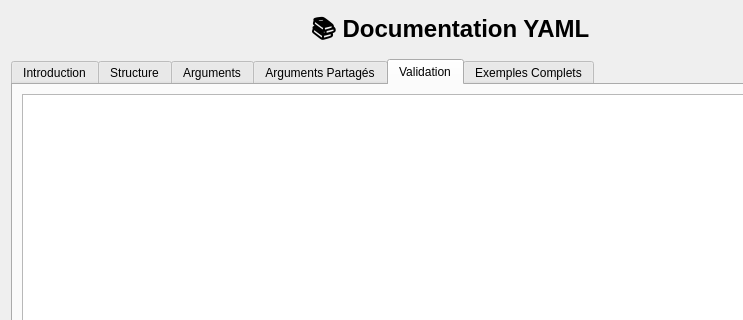
Old version of the form command_builder/components/help_window/help_window.ui in the repository NdeyeFa9928/CommandBuilder; both pictures show x 0 to 743 and y 0 to 320 of the 900 by 700 pixel window.
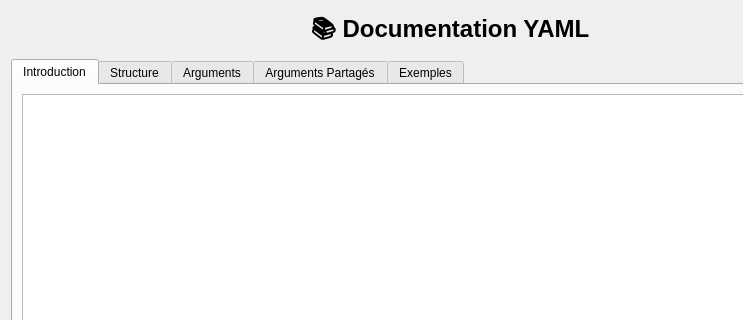
New version of the form. The open tabs and pages were chosen to show the change.

Commit message: docs (help-window): simplify YAML guide by removing validation tab and improving visual hierarchy with clearer examples and color-coded sections

What changed in the file:
```diff
--- a/command_builder/components/help_window/help_window.ui
+++ b/command_builder/components/help_window/help_window.ui
@@ -69,19 +69,9 @@
        </item>
       </layout>
      </widget>
-     <widget class="QWidget" name="validationTab">
-      <attribute name="title">
-       <string>Validation</string>
-      </attribute>
-      <layout class="QVBoxLayout" name="validationLayout">
-       <item>
-        <widget class="QTextBrowser" name="validationText"/>
-       </item>
-      </layout>
-     </widget>
      <widget class="QWidget" name="examplesTab">
       <attribute name="title">
-       <string>Exemples Complets</string>
+       <string>Exemples</string>
       </attribute>
       <layout class="QVBoxLayout" name="examplesLayout">
        <item>
```
The commit also changes 1 other file.
